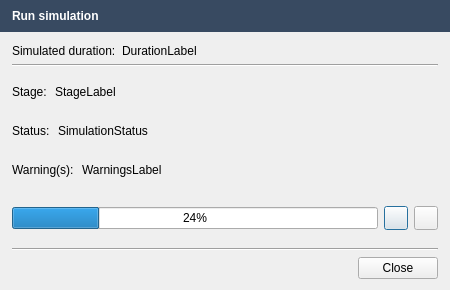
Old version of the form src/openfluid/ui/common/RunSimulationDialog.ui in the repository OpenFLUID/openfluid.
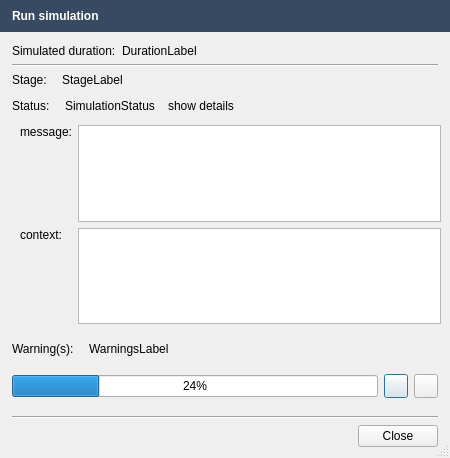
New version of the form. Custom widgets are drawn as their Qt base class.

Commit message:
Update of errors reporting
* Improved exception context informations
* Added detailed error informations in simulation run dialog
* Cleaned code

Diff of the .ui file:
```diff
--- a/src/openfluid/ui/common/RunSimulationDialog.ui
+++ b/src/openfluid/ui/common/RunSimulationDialog.ui
@@ -7,19 +7,19 @@
     <x>0</x>
     <y>0</y>
     <width>450</width>
-    <height>290</height>
+    <height>458</height>
    </rect>
   </property>
   <property name="sizePolicy">
-   <sizepolicy hsizetype="Ignored" vsizetype="Ignored">
+   <sizepolicy hsizetype="Preferred" vsizetype="Minimum">
     <horstretch>0</horstretch>
     <verstretch>0</verstretch>
    </sizepolicy>
   </property>
   <property name="minimumSize">
    <size>
-    <width>400</width>
-    <height>290</height>
+    <width>450</width>
+    <height>0</height>
    </size>
   </property>
   <property name="maximumSize">
@@ -31,10 +31,16 @@
   <property name="windowTitle">
    <string notr="true"/>
   </property>
+  <property name="sizeGripEnabled">
+   <bool>true</bool>
+  </property>
   <property name="modal">
    <bool>true</bool>
   </property>
   <layout class="QVBoxLayout" name="verticalLayout" stretch="0,0,0,1,0,0,0">
+   <property name="sizeConstraint">
+    <enum>QLayout::SetMinimumSize</enum>
+   </property>
    <property name="leftMargin">
     <number>0</number>
    </property>
@@ -140,7 +146,7 @@
    <item>
     <layout class="QVBoxLayout" name="verticalLayout_3">
      <property name="spacing">
-      <number>2</number>
+      <number>9</number>
      </property>
      <item>
       <layout class="QHBoxLayout" name="horizontalLayout_5" stretch="0,1">
@@ -170,7 +176,7 @@
       </layout>
      </item>
      <item>
-      <layout class="QHBoxLayout" name="horizontalLayout_8" stretch="0,1">
+      <layout class="QHBoxLayout" name="horizontalLayout_8" stretch="0,0,0,0">
        <property name="leftMargin">
         <number>12</number>
        </property>
@@ -197,8 +203,123 @@
          </property>
         </widget>
        </item>
+       <item>
+        <widget class="openfluid::ui::common::ActionLabel" name="ShowErrorLabel">
+         <property name="text">
+          <string>show details</string>
+         </property>
+         <property name="indent">
+          <number>4</number>
+         </property>
+        </widget>
+       </item>
+       <item>
+        <spacer name="horizontalSpacer">
+         <property name="orientation">
+          <enum>Qt::Horizontal</enum>
+         </property>
+         <property name="sizeHint" stdset="0">
+          <size>
+           <width>40</width>
+           <height>20</height>
+          </size>
+         </property>
+        </spacer>
+       </item>
       </layout>
      </item>
+     <item>
+      <widget class="QWidget" name="ErrorDetailsWidget" native="true">
+       <property name="sizePolicy">
+        <sizepolicy hsizetype="Preferred" vsizetype="MinimumExpanding">
+         <horstretch>0</horstretch>
+         <verstretch>0</verstretch>
+        </sizepolicy>
+       </property>
+       <property name="minimumSize">
+        <size>
+         <width>0</width>
+         <height>0</height>
+        </size>
+       </property>
+       <layout class="QGridLayout" name="gridLayout">
+        <property name="leftMargin">
+         <number>20</number>
+        </property>
+        <property name="topMargin">
+         <number>0</number>
+        </property>
+        <item row="0" column="0">
+         <widget class="QLabel" name="ErrorMessageLabel">
+          <property name="text">
+           <string>message:</string>
+          </property>
+          <property name="alignment">
+           <set>Qt::AlignLeading|Qt::AlignLeft|Qt::AlignTop</set>
+          </property>
+         </widget>
+        </item>
+        <item row="0" column="1">
+         <widget class="QTextEdit" name="ErrorMessageEdit">
+          <property name="sizePolicy">
+           <sizepolicy hsizetype="Expanding" vsizetype="Ignored">
+            <horstretch>0</horstretch>
+            <verstretch>0</verstretch>
+           </sizepolicy>
+          </property>
+          <property name="minimumSize">
+           <size>
+            <width>0</width>
+            <height>80</height>
+           </size>
+          </property>
+          <property name="font">
+           <font>
+            <pointsize>10</pointsize>
+           </font>
+          </property>
+         </widget>
+        </item>
+        <item row="1" column="0">
+         <widget class="QLabel" name="ErrorContextLabel">
+          <property name="text">
+           <string>context:</string>
+          </property>
+          <property name="alignment">
+           <set>Qt::AlignLeading|Qt::AlignLeft|Qt::AlignTop</set>
+          </property>
+         </widget>
+        </item>
+        <item row="1" column="1">
+         <widget class="QTextEdit" name="ErrorContextEdit">
+          <property name="sizePolicy">
+           <sizepolicy hsizetype="Expanding" vsizetype="Ignored">
+            <horstretch>0</horstretch>
+            <verstretch>0</verstretch>
+           </sizepolicy>
+          </property>
+          <property name="minimumSize">
+           <size>
+            <width>0</width>
+            <height>80</height>
+           </size>
+          </property>
+          <property name="baseSize">
+           <size>
+            <width>0</width>
+            <height>0</height>
+           </size>
+          </property>
+          <property name="font">
+           <font>
+            <pointsize>10</pointsize>
+           </font>
+          </property>
+         </widget>
+        </item>
+       </layout>
+      </widget>
+     </item>
      <item>
       <layout class="QHBoxLayout" name="horizontalLayout_6" stretch="0,1">
        <property name="leftMargin">
@@ -331,6 +452,13 @@
    </item>
   </layout>
  </widget>
+ <customwidgets>
+  <customwidget>
+   <class>openfluid::ui::common::ActionLabel</class>
+   <extends>QLabel</extends>
+   <header location="global">openfluid/ui/common/ActionLabel.hpp</header>
+  </customwidget>
+ </customwidgets>
  <resources/>
  <connections/>
 </ui>
```
Left out of the diff: 14 changed lines with no effect on the pictures. The commit also changes 30 other files.
